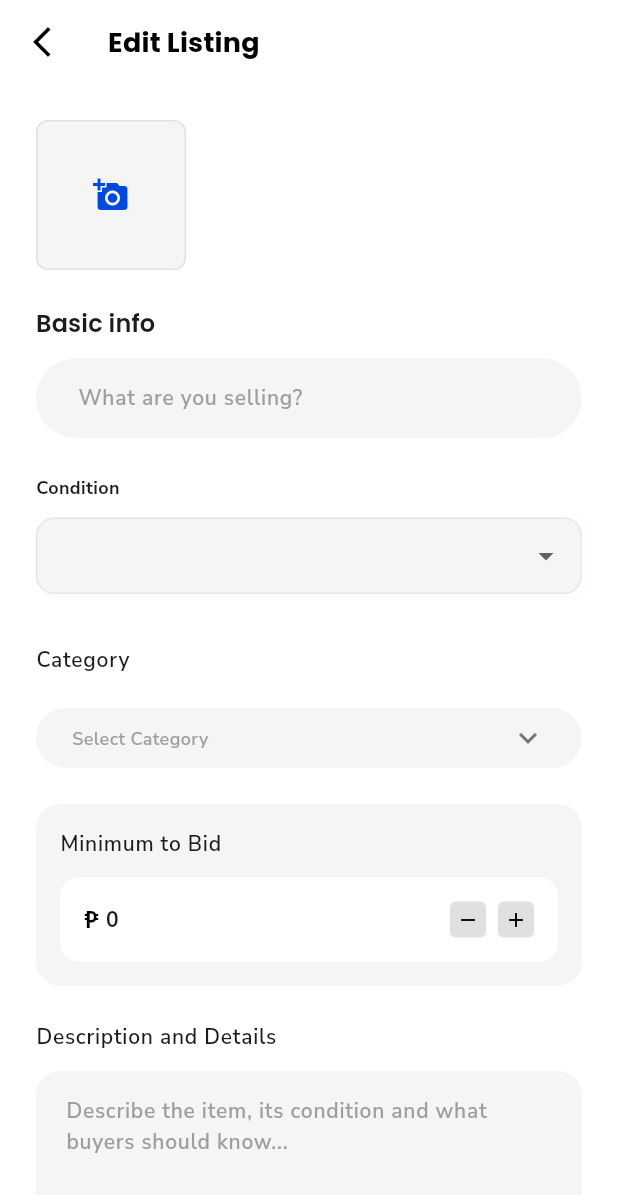
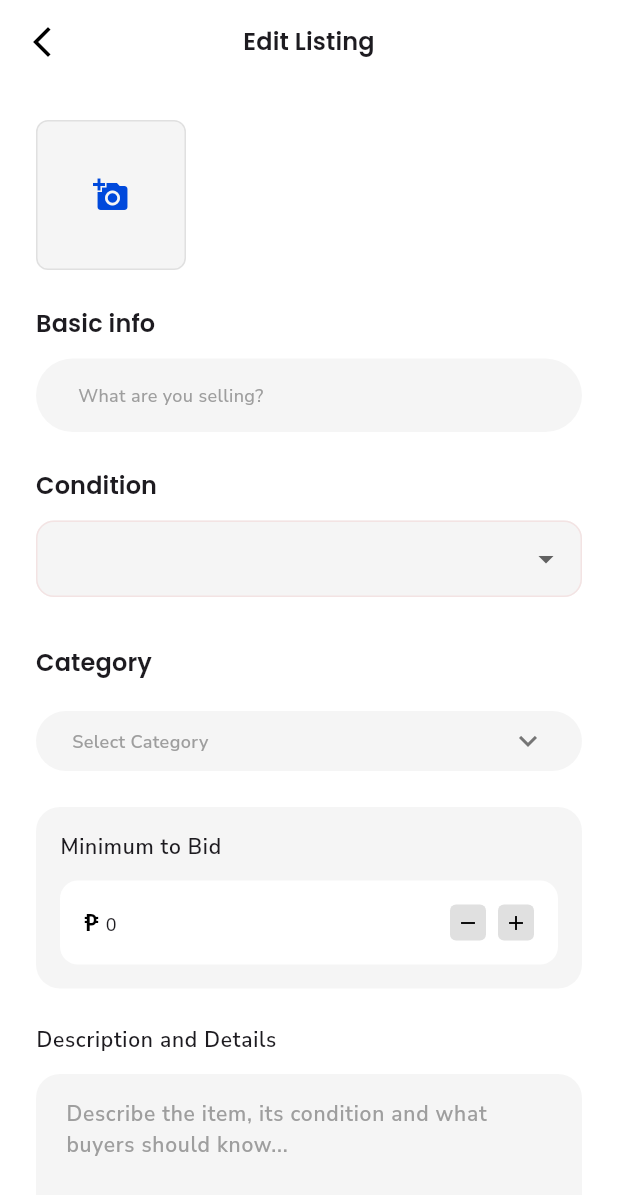
Before and after one commit to Domincee/Baylora, a Flutter app: the EditListingScreen screen opened directly with empty values, on a phone screen of 412 x 824 dp. Shown: the top 1195 px of the screen. Run offline on Flutter 3.47's test engine with Material 3 defaults, Android fonts, the phone set to English and light mode, and no system bars; our stand-ins replace flutter_dotenv, flutter_easyloading, flutter_riverpod, flutter_svg, image_picker, supabase_flutter and 1 more; accounts and stored records are empty; project files that could hold a hidden picture were left out.

Commit message:
change the edit item prefrence on create_lisitng_screen to use the exisiting

```diff
--- a/lib/core/constant/listing_constants.dart
+++ b/lib/core/constant/listing_constants.dart
@@ -5,6 +5,8 @@ class ListingConstants {
     'Fashion',
     'Home',
     'Sports',
+    'Clothing',
+    'Appliances',
     'Others',
   ];
 }
--- a/lib/feature/manage_listing/screens/manage_listing_screen.dart
+++ b/lib/feature/manage_listing/screens/manage_listing_screen.dart
@@ -26,7 +26,7 @@ class ManageListingScreen extends ConsumerWidget {
     return Scaffold(
       backgroundColor: AppColors.white,
       appBar: AppBar(
-        title: const Text("Manage Listing", style: TextStyle(fontWeight: FontWeight.bold)),
+        title:  Text("Manage Listing", style: Theme.of(context).textTheme.titleSmall),
         backgroundColor: AppColors.white,
         elevation: 0,
         foregroundColor: AppColors.black,
@@ -73,9 +73,9 @@ class ManageListingScreen extends ConsumerWidget {
               ),
             );
           },
-          label: const Text("Open Deal Chat"),
-          icon: const Icon(Icons.chat_bubble),
-          backgroundColor: AppColors.royalBlue,
+          label: const Text("Open Deal Chat", style: TextStyle(color: AppColors.highLightTextColor),),
+          icon: const Icon(Icons.chat_bubble, color: AppColors.highLightTextColor,),
+          backgroundColor: AppColors.lavenderBlue,
         );
       }
     }
--- a/lib/feature/post/screens/edit_listing_screen.dart
+++ b/lib/feature/post/screens/edit_listing_screen.dart
@@ -4,10 +4,12 @@ import 'package:baylora_prjct/feature/post/widgets/sections/basic_info_section.d
 import 'package:baylora_prjct/feature/post/widgets/sections/category_section.dart';
 import 'package:baylora_prjct/feature/post/widgets/sections/description_section.dart';
 import 'package:baylora_prjct/feature/post/widgets/sections/pricing_section.dart';
+import 'package:baylora_prjct/feature/post/widgets/sections/trade_section.dart'; // Ensure this is imported
 import 'package:flutter/material.dart';
 import 'package:flutter_riverpod/flutter_riverpod.dart';
 import 'package:supabase_flutter/supabase_flutter.dart';
 
+import '../../../core/constant/listing_constants.dart';
 import '../constants/post_strings.dart';
 import 'package:baylora_prjct/feature/details/provider/item_details_provider.dart';
 import 'package:baylora_prjct/feature/profile/provider/profile_provider.dart';
@@ -33,16 +35,13 @@ class EditListingScreen extends ConsumerWidget {
     return Scaffold(
       backgroundColor: AppColors.white,
       appBar: AppBar(
-        title: const Text('Edit Listing'),
+        title: Text('Edit Listing', style: Theme.of(context).textTheme.titleSmall),
+        centerTitle: true,
         backgroundColor: AppColors.white,
         elevation: 0,
         leading: IconButton(
           icon: const Icon(Icons.arrow_back_ios_new, color: AppColors.black),
           onPressed: () => Navigator.of(context).pop(),
-        ),
-        titleTextStyle: Theme.of(context).textTheme.titleMedium?.copyWith(
-          color: AppColors.black,
-          fontWeight: FontWeight.bold,
         ),
       ),
       body: itemAsyncValue.when(
@@ -69,12 +68,12 @@ class _EditListingFormState extends ConsumerState<_EditListingForm> {
   late TextEditingController _titleController;
   late TextEditingController _priceController;
   late TextEditingController _descriptionController;
-  late TextEditingController _swapPrefController; // NEW: For Trade/Mix
 
   // State Variables
   String? _selectedCategory;
-  String? _selectedCondition; // NEW: Condition
-  late String _listingType;   // 'cash', 'trade', or 'mix'
+  String? _selectedCondition;
+  late String _listingType;
+  List<String> _swapTags = []; // ✅ Properly declared list
 
   // Validation
   bool _showTitleError = false;
@@ -85,24 +84,40 @@ class _EditListingFormState extends ConsumerState<_EditListingForm> {
   @override
   void initState() {
     super.initState();
-    // 1. Initialize Basic Info
+
+    // 1. Basic Info
     _titleController = TextEditingController(text: widget.item['title'] ?? '');
     _descriptionController = TextEditingController(text: widget.item['description'] ?? '');
 
-    // 2. Initialize Price (Safe Parsing)
+    // 2. Price
     final priceVal = widget.item['price'];
     _priceController = TextEditingController(
         text: (priceVal != null) ? priceVal.toString() : ''
     );
 
-    // 3. Initialize Type & Extras
+    // 3. Category Guard
+    final String? dbCategory = widget.item['category'];
+    if (ListingConstants.categories.contains(dbCategory)) {
+      _selectedCategory = dbCategory;
+    } else {
+      _selectedCategory = null;
+    }
+
+    // 4. Listing Type & Condition
     _listingType = widget.item['type'] ?? 'cash';
-    _selectedCategory = widget.item['category'];
-    _selectedCondition = widget.item['condition'] ?? 'Used'; // Default to Used if null
+    _selectedCondition = widget.item['condition'] ?? 'Used';
 
-    // 4. Initialize Swap Preference (For Trade/Mix)
-    // Note: Ensure your DB column is named 'swap_preference' or 'looking_for'
-    _swapPrefController = TextEditingController(text: widget.item['swap_preference'] ?? '');
+    // 5. ✅ CORRECTED: Tag Parsing inside initState
+    final String rawSwap = widget.item['swap_preference'] ?? '';
+    if (rawSwap.isNotEmpty) {
+      _swapTags = rawSwap
+          .split(',')
+          .map((e) => e.trim())
+          .where((e) => e.isNotEmpty)
+          .toList();
+    } else {
+      _swapTags = [];
+    }
   }
 
   @override
@@ -110,18 +125,14 @@ class _EditListingFormState extends ConsumerState<_EditListingForm> {
     _titleController.dispose();
     _priceController.dispose();
     _descriptionController.dispose();
-    _swapPrefController.dispose();
     super.dispose();
   }
 
   Future<void> _handleSave() async {
-    // 1. Basic Validation
     setState(() {
       _showTitleError = _titleController.text.trim().isEmpty;
       _showCategoryError = _selectedCategory == null;
       _showDescriptionError = _descriptionController.text.trim().isEmpty;
-
-      // Only validate price if it's Cash or Mix
       if (_listingType != 'trade') {
         _showPriceError = _priceController.text.trim().isEmpty;
       }
@@ -132,7 +143,6 @@ class _EditListingFormState extends ConsumerState<_EditListingForm> {
     }
 
     try {
-      // 2. Prepare Updates
       final Map<String, dynamic> updates = {
         'title': _titleController.text.trim(),
         'description': _descriptionController.text.trim(),
@@ -141,28 +151,23 @@ class _EditListingFormState extends ConsumerState<_EditListingForm> {
         'updated_at': DateTime.now().toIso8601String(),
       };
 
-      // Add Price only for Cash/Mix
       if (_listingType != 'trade') {
         updates['price'] = double.tryParse(_priceController.text) ?? 0;
       }
 
-      // Add Swap Preference only for Trade/Mix
+      // ✅ Join tags back to a string for Supabase
       if (_listingType != 'cash') {
-        updates['swap_preference'] = _swapPrefController.text.trim();
+        updates['swap_preference'] = _swapTags.join(', ');
       }
 
-      // 3. Update Supabase
       await Supabase.instance.client
           .from('items')
           .update(updates)
           .eq('id', widget.itemId);
 
-      // Invalidate providers
       ref.invalidate(editListingItemProvider(widget.itemId));
       ref.invalidate(itemDetailsProvider(widget.itemId));
       ref.invalidate(myListingsProvider);
-
-      // Removed manageListingProvider invalidation as it has been consolidated into itemDetailsProvider
 
       if (mounted) {
         ScaffoldMessenger.of(context).showSnackBar(const SnackBar(content: Text('Saved!')));
@@ -175,11 +180,10 @@ class _EditListingFormState extends ConsumerState<_EditListingForm> {
 
   @override
   Widget build(BuildContext context) {
-    // Helper booleans for UI logic
     final isTrade = _listingType == 'trade';
     final isMix = _listingType == 'mix';
-    final showPrice = !isTrade; // Show price for Cash & Mix
-    final showSwap = isTrade || isMix; // Show swap text for Trade & Mix
+    final showPrice = !isTrade;
+    final showSwap = isTrade || isMix;
 
     return Container(
       color: AppColors.white,
@@ -188,11 +192,9 @@ class _EditListingFormState extends ConsumerState<_EditListingForm> {
         child: Column(
           crossAxisAlignment: CrossAxisAlignment.stretch,
           children: [
-            // --- SECTION: IMAGES (Placeholder for now) ---
             _buildImagePreview(),
             AppValues.gapL,
 
-            // --- SECTION: BASIC INFO ---
             BasicInfoSection(
               titleController: _titleController,
               showError: _showTitleError,
@@ -200,22 +202,21 @@ class _EditListingFormState extends ConsumerState<_EditListingForm> {
             ),
             AppValues.gapL,
 
-            // --- SECTION: CONDITION (New) ---
-            const Text("Condition", style: TextStyle(fontWeight: FontWeight.bold)),
+            Text("Condition", style: Theme.of(context).textTheme.titleSmall),
             AppValues.gapS,
             DropdownButtonFormField<String>(
               value: _selectedCondition,
               decoration: _inputDecoration(),
-              items: [PostStrings.labelNew,
+              items: [
+                PostStrings.labelNew,
                 PostStrings.labelUsed,
                 PostStrings.labelBroken,
                 PostStrings.labelFair
-                 ].map((c) => DropdownMenuItem(value: c, child: Text(c))).toList(),
+              ].map((c) => DropdownMenuItem(value: c, child: Text(c))).toList(),
               onChanged: (val) => setState(() => _selectedCondition = val),
             ),
             AppValues.gapL,
 
-            // --- SECTION: CATEGORY ---
             CategorySection(
               selectedCategory: _selectedCategory,
               showError: _showCategoryError,
@@ -223,7 +224,6 @@ class _EditListingFormState extends ConsumerState<_EditListingForm> {
             ),
             AppValues.gapL,
 
-            // --- SECTION: PRICE (Conditional) ---
             if (showPrice) ...[
               PricingSection(
                 priceController: _priceController,
@@ -233,18 +233,23 @@ class _EditListingFormState extends ConsumerState<_EditListingForm> {
               AppValues.gapL,
             ],
 
-            // --- SECTION: SWAP PREFERENCE (Conditional) ---
+            // ✅ Using your reusable TradeSection for Pills
             if (showSwap) ...[
-              const Text("Looking For (Swap Items)", style: TextStyle(fontWeight: FontWeight.bold)),
-              AppValues.gapS,
-              TextField(
-                controller: _swapPrefController,
-                decoration: _inputDecoration(hint: "e.g. iPhone 13, Gaming Laptop"),
+              TradeSection(
+                tags: _swapTags,
+                onTagAdded: (newTag) {
+                  if (!_swapTags.contains(newTag)) {
+                    setState(() => _swapTags.add(newTag));
+                  }
+                },
+                onTagRemoved: (tagToRemove) {
+                  setState(() => _swapTags.remove(tagToRemove));
+                },
+                showError: false,
               ),
               AppValues.gapL,
             ],
 
-            // --- SECTION: DESCRIPTION ---
             DescriptionSection(
               descriptionController: _descriptionController,
               showError: _showDescriptionError,
@@ -252,7 +257,6 @@ class _EditListingFormState extends ConsumerState<_EditListingForm> {
             ),
             AppValues.gapXXL,
 
-            // --- SAVE BUTTON ---
             ElevatedButton(
               onPressed: _handleSave,
               style: ElevatedButton.styleFrom(
@@ -268,12 +272,10 @@ class _EditListingFormState extends ConsumerState<_EditListingForm> {
     );
   }
 
-  // Helper for Styling inputs
-  InputDecoration _inputDecoration({String? hint}) {
+  InputDecoration _inputDecoration() {
     return InputDecoration(
       filled: true,
       fillColor: AppColors.greyLight,
-      hintText: hint,
       border: OutlineInputBorder(
         borderRadius: BorderRadius.circular(AppValues.radiusM),
         borderSide: BorderSide.none,
@@ -282,14 +284,13 @@ class _EditListingFormState extends ConsumerState<_EditListingForm> {
     );
   }
 
-  // Helper for Image Preview (You can expand this later)
   Widget _buildImagePreview() {
     final images = widget.item['images'] as List<dynamic>? ?? [];
     return SizedBox(
       height: 100,
       child: ListView.builder(
         scrollDirection: Axis.horizontal,
-        itemCount: images.length + 1, // +1 for "Add" button
+        itemCount: images.length + 1,
         itemBuilder: (context, index) {
           if (index == 0) {
             return Container(
--- a/lib/feature/post/widgets/sections/basic_info_section.dart
+++ b/lib/feature/post/widgets/sections/basic_info_section.dart
@@ -34,9 +34,12 @@ class BasicInfoSection extends StatelessWidget {
               controller: titleController,
               maxLength: 25,
               onChanged: onChanged,
+              style: Theme.of(context).textTheme.bodyMedium?.copyWith(
+                fontWeight: FontWeight.w500,
+              ),
               decoration: InputDecoration(
                 hintText:  PostStrings.yourSelling,
-                hintStyle: const TextStyle(color: AppColors.textGrey),
+                hintStyle: const TextStyle(color: AppColors.textGrey,),
                 counterText: "",
                 suffixText: "${value.text.length}/25",
                 suffixStyle: const TextStyle(color: AppColors.textGrey),
--- a/lib/feature/post/widgets/sections/category_section.dart
+++ b/lib/feature/post/widgets/sections/category_section.dart
@@ -27,7 +27,7 @@ class CategorySection extends StatelessWidget {
           alignment: Alignment.centerLeft,
           child: Text(
             PostStrings.category,
-            style: Theme.of(context).textTheme.bodyLarge,
+              style: Theme.of(context).textTheme.titleSmall,
           ),
         ),
 
--- a/lib/feature/post/widgets/sections/pricing_section.dart
+++ b/lib/feature/post/widgets/sections/pricing_section.dart
@@ -50,14 +50,16 @@ class PricingSection extends StatelessWidget {
                   child: TextField(
                     controller: priceController,
                     onChanged: onChanged,
+                    style: Theme.of(context).textTheme.bodyMedium?.copyWith(
+                      fontWeight: FontWeight.w500,
+                    ),
                     keyboardType: TextInputType.number,
                     inputFormatters: [
                       FilteringTextInputFormatter.digitsOnly,
                     ],
-                    style: Theme.of(context).textTheme.bodyLarge!.copyWith(
-                      fontWeight: FontWeight.bold,
-                    ),
+
                     decoration: const InputDecoration(
+
                       prefixText: "₱ ",
                       prefixStyle: TextStyle(
                         fontSize: 16,
--- a/lib/feature/post/widgets/sections/trade_section.dart
+++ b/lib/feature/post/widgets/sections/trade_section.dart
@@ -59,10 +59,7 @@ class _TradeSectionState extends State<TradeSection> {
           // 1. Title
           Text(
             PostStrings.lookingFor,
-            style: Theme.of(context).textTheme.bodyLarge?.copyWith(
-              fontWeight: FontWeight.w700,
-              color: AppColors.black,
-            ),
+            style: Theme.of(context).textTheme.titleSmall,
           ),
           AppValues.gapS,
 
@@ -98,6 +95,9 @@ class _TradeSectionState extends State<TradeSection> {
                       child: TextField(
                         controller: _controller,
                         focusNode: _focusNode,
+                        style: Theme.of(context).textTheme.bodyMedium?.copyWith(
+                          fontWeight: FontWeight.w500,
+                        ),
                         cursorColor: AppColors.royalBlue,
                         decoration: const InputDecoration(
                           isDense: true,
@@ -109,10 +109,6 @@ class _TradeSectionState extends State<TradeSection> {
                           filled: true,
                           fillColor: Colors.transparent,
                           hintText: "",
-                        ),
-                        style: Theme.of(context).textTheme.bodyMedium?.copyWith(
-                          color: AppColors.royalBlue,
-                          fontWeight: FontWeight.w600,
                         ),
                         onSubmitted: _handleSubmitted,
                         textInputAction: TextInputAction.done,
```
Also changed, not shown: lib/feature/post/screens/post_success_screen.dart (+1 -7 lines).
